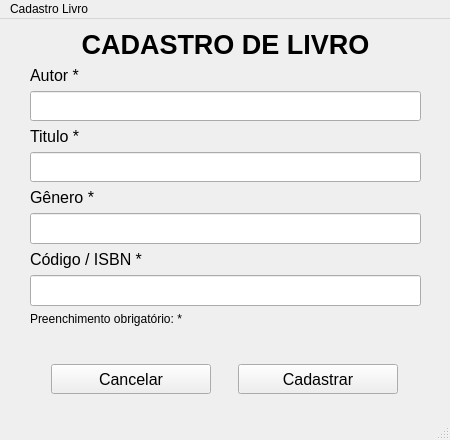
Qt form Aulas_Revisão/11_2024/Dia 11/project/ui/livro_window.ui (OSepiliF/Curso-SENAC) before a commit.
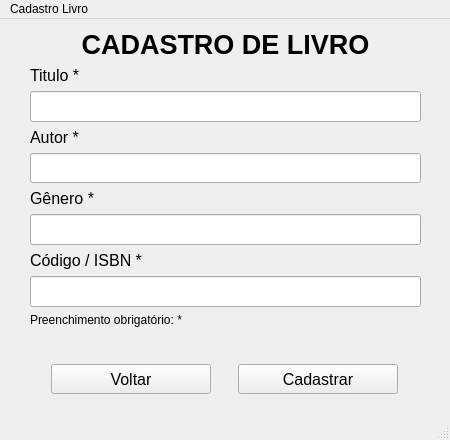
The same form after that commit.

Diff of the .ui file:
```diff
--- a/Aulas_Revisão/11_2024/Dia 11/project/ui/livro_window.ui
+++ b/Aulas_Revisão/11_2024/Dia 11/project/ui/livro_window.ui
@@ -50,6 +50,36 @@
        </property>
       </widget>
      </item>
+     <item>
+      <widget class="QLabel" name="label_2">
+       <property name="font">
+        <font>
+         <pointsize>12</pointsize>
+         <weight>50</weight>
+         <italic>false</italic>
+         <bold>false</bold>
+        </font>
+       </property>
+       <property name="layoutDirection">
+        <enum>Qt::LeftToRight</enum>
+       </property>
+       <property name="text">
+        <string>Titulo *</string>
+       </property>
+      </widget>
+     </item>
+     <item>
+      <widget class="QLineEdit" name="titulo">
+       <property name="font">
+        <font>
+         <pointsize>15</pointsize>
+        </font>
+       </property>
+       <property name="text">
+        <string/>
+       </property>
+      </widget>
+     </item>
      <item>
       <widget class="QLabel" name="label">
        <property name="font">
@@ -83,36 +113,6 @@
        </property>
       </widget>
      </item>
-     <item>
-      <widget class="QLabel" name="label_2">
-       <property name="font">
-        <font>
-         <pointsize>12</pointsize>
-         <weight>50</weight>
-         <italic>false</italic>
-         <bold>false</bold>
-        </font>
-       </property>
-       <property name="layoutDirection">
-        <enum>Qt::LeftToRight</enum>
-       </property>
-       <property name="text">
-        <string>Titulo *</string>
-       </property>
-      </widget>
-     </item>
-     <item>
-      <widget class="QLineEdit" name="lineEdit_titulo">
-       <property name="font">
-        <font>
-         <pointsize>15</pointsize>
-        </font>
-       </property>
-       <property name="text">
-        <string/>
-       </property>
-      </widget>
-     </item>
      <item>
       <widget class="QLabel" name="label_3">
        <property name="font">
@@ -176,6 +176,12 @@
      </item>
      <item>
       <widget class="QLabel" name="label_error">
+       <property name="maximumSize">
+        <size>
+         <width>16777215</width>
+         <height>13</height>
+        </size>
+       </property>
        <property name="text">
         <string/>
        </property>
@@ -207,7 +213,7 @@
         </font>
        </property>
        <property name="text">
-        <string>Cancelar</string>
+        <string>Voltar</string>
        </property>
       </widget>
      </item>
```
Left out of the diff: 8 changed lines with no effect on the pictures.
